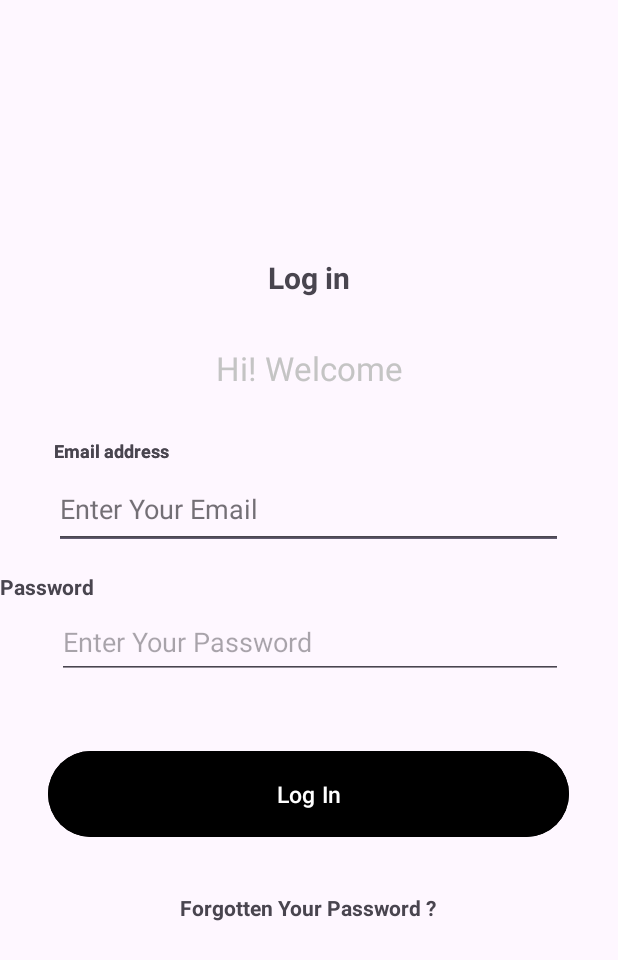
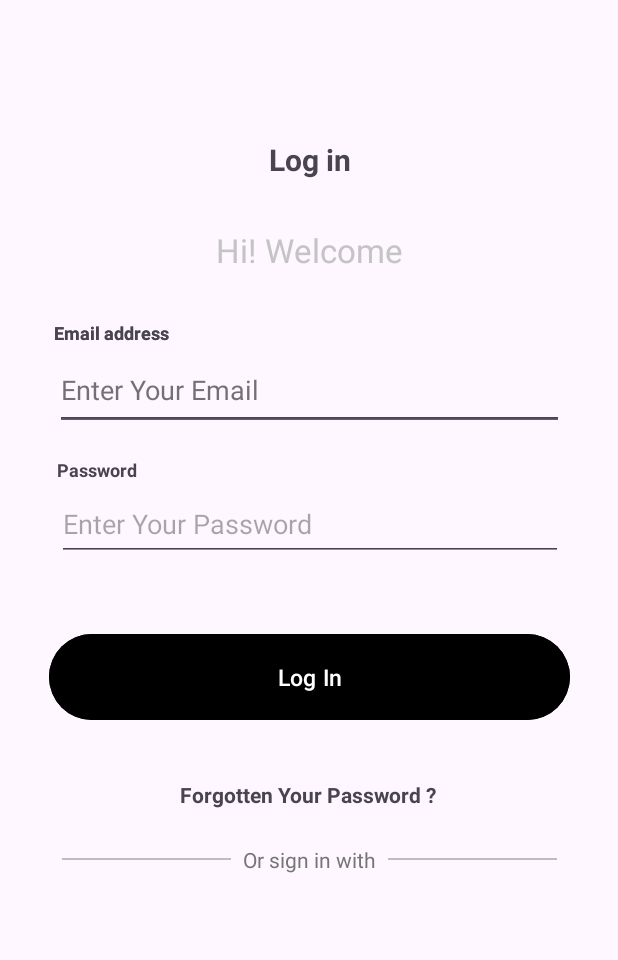
Before and after one commit to minhncm/android-page-login, an Android app: the screen it shows after launch (MainActivity), on a phone screen of 412 x 824 dp. Shown: the top 960 px of the screen. Run offline under Robolectric (Android 15) with nearby library versions, the phone set to English and light mode, and no system bars.

Commit message:
create line

```diff
--- a/app/src/main/res/layout/activity_login.xml
+++ b/app/src/main/res/layout/activity_login.xml
@@ -6,6 +6,20 @@
     android:layout_width="match_parent"
     android:layout_height="match_parent"
     tools:context=".MainActivity">
+
+    <EditText
+        android:id="@+id/editTextTextEmailAddress"
+        android:layout_width="339dp"
+        android:layout_height="53dp"
+        android:ems="10"
+        android:hint="Enter Your Email"
+        android:inputType="textEmailAddress"
+
+        app:layout_constraintBottom_toBottomOf="parent"
+        app:layout_constraintEnd_toEndOf="parent"
+        app:layout_constraintStart_toStartOf="parent"
+        app:layout_constraintTop_toTopOf="parent"
+        app:layout_constraintVertical_bias="0.303" />
 
     <TextView
         android:id="@+id/textView"
@@ -17,37 +31,10 @@
         android:textStyle="bold"
         app:layout_constraintBottom_toBottomOf="parent"
         app:layout_constraintEnd_toEndOf="parent"
+        app:layout_constraintHorizontal_bias="0.501"
         app:layout_constraintStart_toStartOf="parent"
         app:layout_constraintTop_toTopOf="parent"
-        app:layout_constraintVertical_bias="0.215" />
-
-    <TextView
-        android:id="@+id/textView2"
-        android:layout_width="wrap_content"
-        android:layout_height="wrap_content"
-        android:text="Hi! Welcome"
-        android:textColor="#C4C4C4"
-        android:textSize="22sp"
-        app:layout_constraintBottom_toBottomOf="parent"
-        app:layout_constraintEnd_toEndOf="parent"
-        app:layout_constraintStart_toStartOf="parent"
-        app:layout_constraintTop_toTopOf="parent"
-        app:layout_constraintVertical_bias="0.29" />
-
-    <EditText
-        android:id="@+id/editTextTextEmailAddress"
-        android:layout_width="339dp"
-        android:layout_height="53dp"
-        android:ems="10"
-        android:hint="Enter Your Email"
-        android:inputType="textEmailAddress"
-
-        app:layout_constraintBottom_toBottomOf="parent"
-        app:layout_constraintEnd_toEndOf="parent"
-        app:layout_constraintHorizontal_bias="0.494"
-        app:layout_constraintStart_toStartOf="parent"
-        app:layout_constraintTop_toTopOf="parent"
-        app:layout_constraintVertical_bias="0.406" />
+        app:layout_constraintVertical_bias="0.116" />
 
     <TextView
         android:id="@+id/textView5"
@@ -61,22 +48,48 @@
         app:layout_constraintHorizontal_bias="0.107"
         app:layout_constraintStart_toStartOf="parent"
         app:layout_constraintTop_toTopOf="parent"
-        app:layout_constraintVertical_bias="0.362" />
+        app:layout_constraintVertical_bias="0.264" />
+
+    <Button
+        android:id="@+id/button"
+        android:layout_width="347dp"
+        android:layout_height="65dp"
+        android:backgroundTint="#000000"
+        android:text="Log In"
+        android:textSize="15sp"
+        app:layout_constraintBottom_toBottomOf="parent"
+        app:layout_constraintEnd_toEndOf="parent"
+        app:layout_constraintStart_toStartOf="parent"
+        app:layout_constraintTop_toTopOf="parent"
+        app:layout_constraintVertical_bias="0.552" />
 
     <EditText
-        android:id="@+id/editTextTextEmailAddress2"
-        android:layout_width="339dp"
-        android:layout_height="53dp"
+        android:id="@+id/editTextTextEmailAddress3"
+        android:layout_width="337dp"
+        android:layout_height="49dp"
         android:ems="10"
-        android:hint="Enter Your Email"
+        android:hint="Enter Your Password"
         android:inputType="textEmailAddress"
-
         app:layout_constraintBottom_toBottomOf="parent"
         app:layout_constraintEnd_toEndOf="parent"
-        app:layout_constraintHorizontal_bias="0.494"
+        app:layout_constraintHorizontal_bias="0.513"
         app:layout_constraintStart_toStartOf="parent"
         app:layout_constraintTop_toTopOf="parent"
-        app:layout_constraintVertical_bias="0.406" />
+        app:layout_constraintVertical_bias="0.419" />
+
+    <TextView
+        android:id="@+id/textView2"
+        android:layout_width="wrap_content"
+        android:layout_height="wrap_content"
+        android:text="Hi! Welcome"
+        android:textColor="#C4C4C4"
+        android:textSize="22sp"
+        app:layout_constraintBottom_toBottomOf="parent"
+        app:layout_constraintEnd_toEndOf="parent"
+        app:layout_constraintHorizontal_bias="0.501"
+        app:layout_constraintStart_toStartOf="parent"
+        app:layout_constraintTop_toTopOf="parent"
+        app:layout_constraintVertical_bias="0.191" />
 
     <TextView
         android:id="@+id/textView6"
@@ -90,46 +103,35 @@
         app:layout_constraintHorizontal_bias="0.107"
         app:layout_constraintStart_toStartOf="parent"
         app:layout_constraintTop_toTopOf="parent"
-        app:layout_constraintVertical_bias="0.362" />
+        app:layout_constraintVertical_bias="0.264" />
 
     <EditText
-        android:id="@+id/editTextTextEmailAddress3"
-        android:layout_width="337dp"
-        android:layout_height="49dp"
+        android:id="@+id/editTextTextEmailAddress2"
+        android:layout_width="339dp"
+        android:layout_height="53dp"
         android:ems="10"
-        android:hint="Enter Your Password"
+        android:hint="Enter Your Email"
         android:inputType="textEmailAddress"
+
         app:layout_constraintBottom_toBottomOf="parent"
         app:layout_constraintEnd_toEndOf="parent"
-        app:layout_constraintHorizontal_bias="0.513"
         app:layout_constraintStart_toStartOf="parent"
         app:layout_constraintTop_toTopOf="parent"
-        app:layout_constraintVertical_bias="0.521" />
+        app:layout_constraintVertical_bias="0.303" />
 
     <TextView
         android:id="@+id/textView7"
         android:layout_width="wrap_content"
         android:layout_height="wrap_content"
         android:text="Password"
+        android:textSize="12sp"
         android:textStyle="bold"
         app:layout_constraintBottom_toBottomOf="parent"
-        app:layout_constraintTop_toTopOf="parent"
-        app:layout_constraintVertical_bias="0.474"
-        tools:layout_editor_absoluteX="38dp" />
-
-    <Button
-        android:id="@+id/button"
-        android:layout_width="347dp"
-        android:layout_height="65dp"
-        android:backgroundTint="#000000"
-        android:text="Log In"
-        android:textSize="15sp"
-        app:layout_constraintBottom_toBottomOf="parent"
         app:layout_constraintEnd_toEndOf="parent"
-        app:layout_constraintHorizontal_bias="0.493"
+        app:layout_constraintHorizontal_bias="0.106"
         app:layout_constraintStart_toStartOf="parent"
         app:layout_constraintTop_toTopOf="parent"
-        app:layout_constraintVertical_bias="0.655" />
+        app:layout_constraintVertical_bias="0.377" />
 
     <TextView
         android:id="@+id/textView9"
@@ -142,6 +144,41 @@
         app:layout_constraintHorizontal_bias="0.497"
         app:layout_constraintStart_toStartOf="parent"
         app:layout_constraintTop_toTopOf="parent"
-        app:layout_constraintVertical_bias="0.74" />
+        app:layout_constraintVertical_bias="0.646" />
+
+    <LinearLayout
+        android:layout_width="330dp"
+        android:layout_height="wrap_content"
+        android:gravity="center_vertical"
+        android:orientation="horizontal"
+        app:layout_constraintBottom_toBottomOf="parent"
+        app:layout_constraintEnd_toEndOf="parent"
+        app:layout_constraintStart_toStartOf="parent"
+        app:layout_constraintTop_toTopOf="parent"
+        app:layout_constraintVertical_bias="0.7">
+        <!-- Line trái -->
+
+        <!-- Text ở giữa -->
+        <View
+            android:layout_width="0dp"
+            android:layout_height="1dp"
+            android:layout_weight="1"
+            android:background="#BDBDBD" />
+
+        <TextView
+            android:layout_width="wrap_content"
+            android:layout_height="wrap_content"
+            android:paddingStart="8dp"
+            android:paddingEnd="8dp"
+            android:text="Or sign in with"
+            android:textColor="#757575" />
+
+        <!-- Line phải -->
+        <View
+            android:layout_width="0dp"
+            android:layout_height="1dp"
+            android:layout_weight="1"
+            android:background="#BDBDBD" />
+    </LinearLayout>
 
 </androidx.constraintlayout.widget.ConstraintLayout>
```
